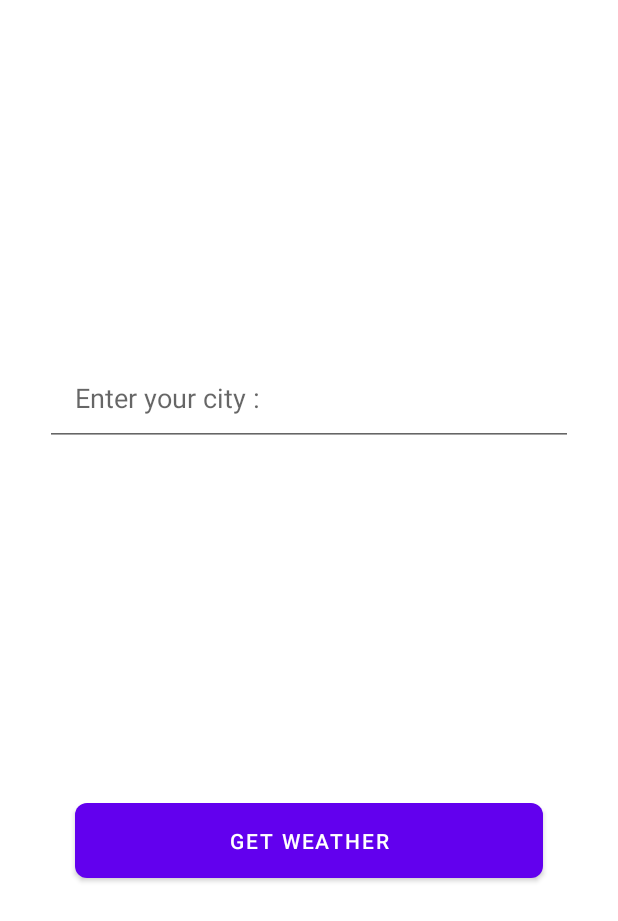
After one commit to ArslanKamchybekov/WeatherApp, an Android app: the CityFragment screen opened through its navigation route, on a phone screen of 412 x 824 dp. The commit adds this screen. Shown: the top 921 px of the screen. Run offline under Robolectric (Android 15) with nearby library versions, the phone set to English and light mode, and no system bars; our stand-ins replace Dagger/Hilt's generated code; pictures from the network do not load; 3 statements that could not run were skipped.

Commit message:
Arslan_Homework4

```diff
--- a/app/build.gradle
+++ b/app/build.gradle
@@ -1,5 +1,7 @@
 plugins {
     id 'com.android.application'
+    id 'androidx.navigation.safeargs'
+    id 'dagger.hilt.android.plugin'
 }
 
 android {
@@ -59,4 +61,8 @@ dependencies {
     //Glide
     implementation 'com.github.bumptech.glide:glide:4.12.0'
     annotationProcessor 'com.github.bumptech.glide:compiler:4.12.0'
+
+    //Hilt
+    implementation "com.google.dagger:hilt-android:2.36"
+    annotationProcessor "com.google.dagger:hilt-compiler:2.36"
 }
--- a/app/src/main/AndroidManifest.xml
+++ b/app/src/main/AndroidManifest.xml
@@ -14,6 +14,7 @@
         android:theme="@style/Theme.WeatherApp">
         <activity
             android:name=".ui.activities.MainActivity"
+            android:windowSoftInputMode="adjustResize"
             android:exported="true">
             <intent-filter>
                 <action android:name="android.intent.action.MAIN" />
--- a/app/src/main/java/kg/geektech/weatherapp/ui/activities/MainActivity.java
+++ b/app/src/main/java/kg/geektech/weatherapp/ui/activities/MainActivity.java
@@ -4,8 +4,9 @@ import androidx.appcompat.app.AppCompatActivity;
 
 import android.os.Bundle;
 
+import dagger.hilt.android.AndroidEntryPoint;
 import kg.geektech.weatherapp.R;
-
+@AndroidEntryPoint
 public class MainActivity extends AppCompatActivity {
 
     @Override
--- /dev/null
+++ b/app/src/main/java/kg/geektech/weatherapp/ui/city/CityFragment.java
@@ -0,0 +1,45 @@
+package kg.geektech.weatherapp.ui.city;
+
+import android.os.Bundle;
+
+import androidx.annotation.NonNull;
+import androidx.annotation.Nullable;
+import androidx.fragment.app.Fragment;
+import androidx.navigation.NavController;
+import androidx.navigation.Navigation;
+
+import android.view.LayoutInflater;
+import android.view.View;
+import android.view.ViewGroup;
+
+import dagger.hilt.android.AndroidEntryPoint;
+import kg.geektech.weatherapp.R;
+import kg.geektech.weatherapp.databinding.FragmentCityBinding;
+
+@AndroidEntryPoint
+public class CityFragment extends Fragment {
+
+    private FragmentCityBinding binding;
+
+    @Override
+    public void onCreate(Bundle savedInstanceState) {
+        super.onCreate(savedInstanceState);
+    }
+
+    @Override
+    public View onCreateView(LayoutInflater inflater, ViewGroup container,
+                             Bundle savedInstanceState) {
+        binding = FragmentCityBinding.inflate(inflater, container, false);
+        return binding.getRoot();
+    }
+
+    @Override
+    public void onViewCreated(@NonNull View view, @Nullable Bundle savedInstanceState) {
+        super.onViewCreated(view, savedInstanceState);
+        binding.btnGetWeather.setOnClickListener(v -> {
+            String city = binding.etCity.getText().toString();
+            NavController navController = Navigation.findNavController(requireActivity(), R.id.nav_host_fragment);
+            navController.navigate(CityFragmentDirections.actionCityFragmentToWeatherFragment(city));
+        });
+    }
+}
--- a/app/src/main/java/kg/geektech/weatherapp/ui/weather/WeatherFragment.java
+++ b/app/src/main/java/kg/geektech/weatherapp/ui/weather/WeatherFragment.java
@@ -4,12 +4,15 @@ import android.icu.util.Calendar;
 import android.os.Build;
 import android.os.Bundle;
 
+import androidx.activity.OnBackPressedCallback;
 import androidx.annotation.NonNull;
 import androidx.annotation.Nullable;
 import androidx.annotation.RequiresApi;
 import androidx.fragment.app.Fragment;
 import androidx.lifecycle.Observer;
 import androidx.lifecycle.ViewModelProvider;
+import androidx.navigation.NavController;
+import androidx.navigation.fragment.NavHostFragment;
 
 import android.view.LayoutInflater;
 import android.view.View;
@@ -23,21 +26,29 @@ import java.text.SimpleDateFormat;
 import java.util.Date;
 import java.util.TimeZone;
 
+import dagger.hilt.android.AndroidEntryPoint;
 import kg.geektech.weatherapp.R;
 import kg.geektech.weatherapp.common.Resource;
 import kg.geektech.weatherapp.data.models.Weather;
 import kg.geektech.weatherapp.databinding.FragmentWeatherBinding;
-
+@AndroidEntryPoint
 public class WeatherFragment extends Fragment {
 
     private FragmentWeatherBinding binding;
     private WeatherViewModel viewModel;
+    private NavHostFragment navHostFragment;
+    private NavController navController;
+    private WeatherFragmentArgs args;
 
     @Override
     public void onCreate(@Nullable Bundle savedInstanceState) {
         super.onCreate(savedInstanceState);
         viewModel = new ViewModelProvider(requireActivity()).get(WeatherViewModel.class);
-        viewModel.getWeathers();
+        args = WeatherFragmentArgs.fromBundle(getArguments());
+        String city = args.getCity();
+        viewModel.getWeathers(city);
+        navHostFragment  = (NavHostFragment) requireActivity().getSupportFragmentManager().findFragmentById(R.id.nav_host_fragment);
+        navController = navHostFragment.getNavController();
     }
 
     @Override
@@ -51,6 +62,7 @@ public class WeatherFragment extends Fragment {
     @Override
     public void onViewCreated(@NonNull View view, @Nullable Bundle savedInstanceState) {
         super.onViewCreated(view, savedInstanceState);
+        initListeners();
         viewModel.liveData.observe(getViewLifecycleOwner(), resource -> {
             switch (resource.status){
                 case SUCCESS:{
@@ -104,6 +116,14 @@ public class WeatherFragment extends Fragment {
             }
         });
     }
+
+    private void initListeners() {
+        binding.tvLocation.setOnClickListener(view -> {
+            navController.navigate(R.id.cityFragment);
+        });
+
+    }
+
     private String getLiveTime(Integer timeInt, String timeFormat, String gmt){
         long time = timeInt * (long) 1000;
         Date date = new Date(time);
--- /dev/null
+++ b/app/src/main/res/layout/fragment_city.xml
@@ -0,0 +1,31 @@
+<?xml version="1.0" encoding="utf-8"?>
+<androidx.constraintlayout.widget.ConstraintLayout xmlns:android="http://schemas.android.com/apk/res/android"
+    xmlns:tools="http://schemas.android.com/tools"
+    android:layout_width="match_parent"
+    android:layout_height="match_parent"
+    xmlns:app="http://schemas.android.com/apk/res-auto"
+    tools:context=".ui.city.CityFragment"
+    android:fitsSystemWindows="true">
+
+    <EditText
+        android:id="@+id/et_city"
+        android:layout_width="match_parent"
+        android:layout_height="wrap_content"
+        app:layout_constraintTop_toTopOf="parent"
+        app:layout_constraintBottom_toTopOf="@id/btn_get_weather"
+        android:layout_marginHorizontal="30sp"
+        android:hint="Enter your city :"
+        android:padding="20sp" />
+
+    <com.google.android.material.button.MaterialButton
+        android:id="@+id/btn_get_weather"
+        android:layout_width="match_parent"
+        android:layout_height="wrap_content"
+        android:text="get weather"
+        android:layout_marginHorizontal="50dp"
+        android:padding="15dp"
+        app:cornerRadius="8sp"
+        app:layout_constraintBottom_toBottomOf="parent"
+        app:layout_constraintTop_toBottomOf="@id/et_city"/>
+
+</androidx.constraintlayout.widget.ConstraintLayout>
--- a/app/src/main/res/navigation/nav_graph.xml
+++ b/app/src/main/res/navigation/nav_graph.xml
@@ -9,5 +9,31 @@
         android:id="@+id/weatherFragment"
         android:name="kg.geektech.weatherapp.ui.weather.WeatherFragment"
         android:label="fragment_weather"
-        tools:layout="@layout/fragment_weather" />
+        tools:layout="@layout/fragment_weather" >
+
+        <argument
+            android:name="city"
+            app:argType="string"
+            android:defaultValue="Bishkek"
+            app:nullable="false" />
+
+    </fragment>
+
+    <fragment
+        android:id="@+id/cityFragment"
+        android:name="kg.geektech.weatherapp.ui.city.CityFragment"
+        android:label="fragment_city"
+        tools:layout="@layout/fragment_city" >
+
+        <action
+            android:id="@+id/action_cityFragment_to_weatherFragment"
+            app:destination="@id/weatherFragment">
+            <argument
+                android:name="city"
+                app:argType="string"
+                app:nullable="false" />
+        </action>
+
+    </fragment>
+
 </navigation>
--- a/build.gradle
+++ b/build.gradle
@@ -6,7 +6,9 @@ buildscript {
     }
     dependencies {
         classpath "com.android.tools.build:gradle:7.0.2"
-
+        def nav_version = '2.3.5'
+        classpath "androidx.navigation:navigation-safe-args-gradle-plugin:$nav_version"
+        classpath 'com.google.dagger:hilt-android-gradle-plugin:2.38.1'
         // NOTE: Do not place your application dependencies here; they belong
         // in the individual module build.gradle files
     }
```
Also changed, not shown: app/src/main/java/kg/geektech/weatherapp/App.java (+2 -7 lines), app/src/main/java/kg/geektech/weatherapp/data/di/AppModule.java (added, +55 -0 lines), app/src/main/java/kg/geektech/weatherapp/data/repository/MainRepository.java (+9 -2 lines), app/src/main/java/kg/geektech/weatherapp/ui/weather/WeatherViewModel.java (+11 -4 lines).
